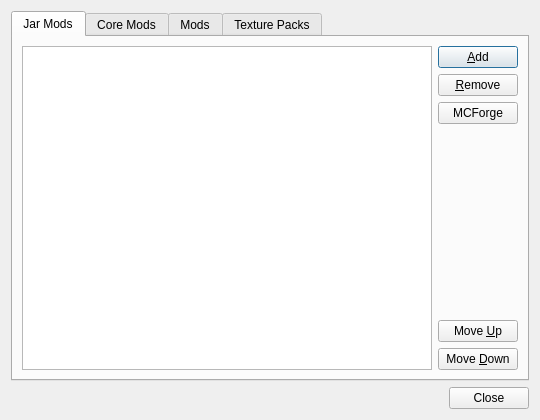
Qt form gui/LegacyModEditDialog.ui (FreesmTeam/FreesmLauncher) before a commit.
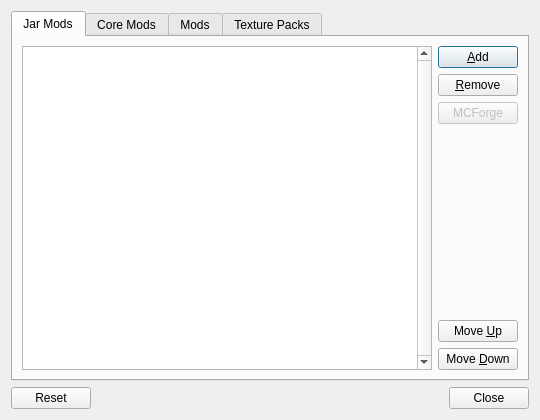
The same form after that commit. Custom widgets are drawn as their Qt base class.

Diff of the .ui file:
```diff
--- a/gui/LegacyModEditDialog.ui
+++ b/gui/LegacyModEditDialog.ui
@@ -28,12 +28,12 @@
       </attribute>
       <layout class="QHBoxLayout" name="horizontalLayout">
        <item>
-        <widget class="QListView" name="jarModsListView">
-         <property name="acceptDrops">
-          <bool>true</bool>
+        <widget class="ModListView" name="jarModsTreeView">
+         <property name="verticalScrollBarPolicy">
+          <enum>Qt::ScrollBarAlwaysOn</enum>
          </property>
-         <property name="dragDropMode">
-          <enum>QAbstractItemView::DropOnly</enum>
+         <property name="horizontalScrollBarPolicy">
+          <enum>Qt::ScrollBarAlwaysOff</enum>
          </property>
         </widget>
        </item>
@@ -55,6 +55,9 @@
          </item>
          <item>
           <widget class="QPushButton" name="addForgeBtn">
+           <property name="enabled">
+            <bool>false</bool>
+           </property>
            <property name="text">
             <string>MCForge</string>
            </property>
@@ -270,12 +273,19 @@
    <item>
     <widget class="QDialogButtonBox" name="buttonBox">
      <property name="standardButtons">
-      <set>QDialogButtonBox::Close</set>
+      <set>QDialogButtonBox::Close|QDialogButtonBox::Reset</set>
      </property>
     </widget>
    </item>
   </layout>
  </widget>
+ <customwidgets>
+  <customwidget>
+   <class>ModListView</class>
+   <extends>QTreeView</extends>
+   <header>gui/ModListView.h</header>
+  </customwidget>
+ </customwidgets>
  <resources/>
  <connections/>
 </ui>
```
Left out of the diff: 18 changed lines with no effect on the pictures.
